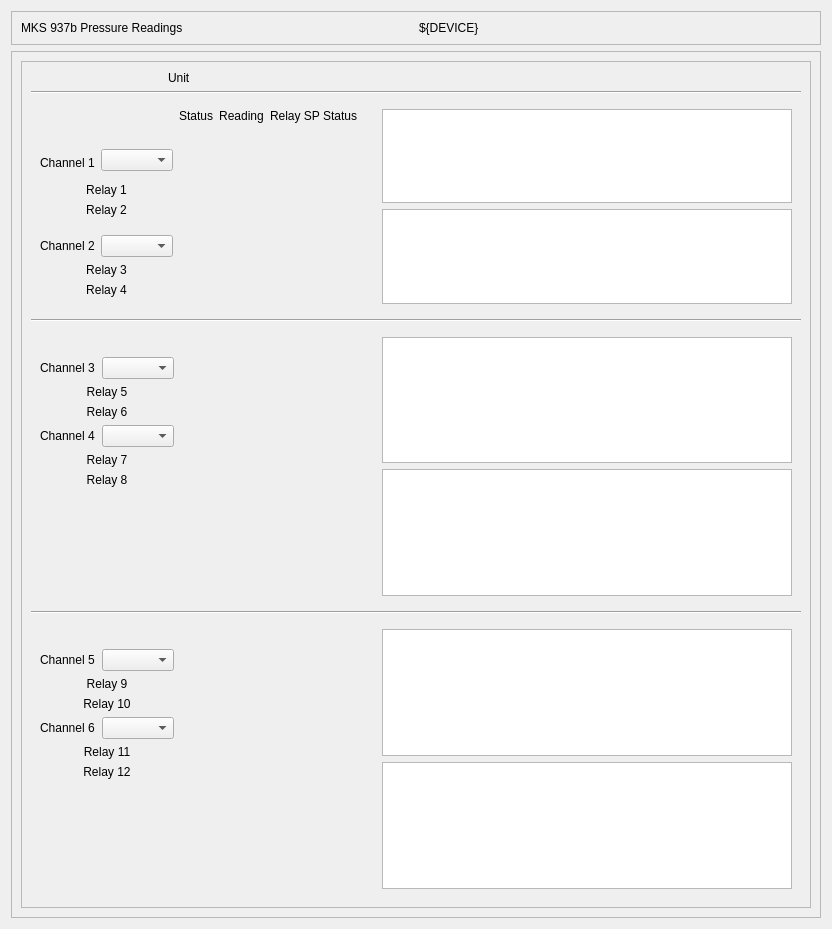
The window that ui/mks937b/pressure.ui (lnls-sirius/pydm-opi) describes before a commit, drawn with Qt 5.
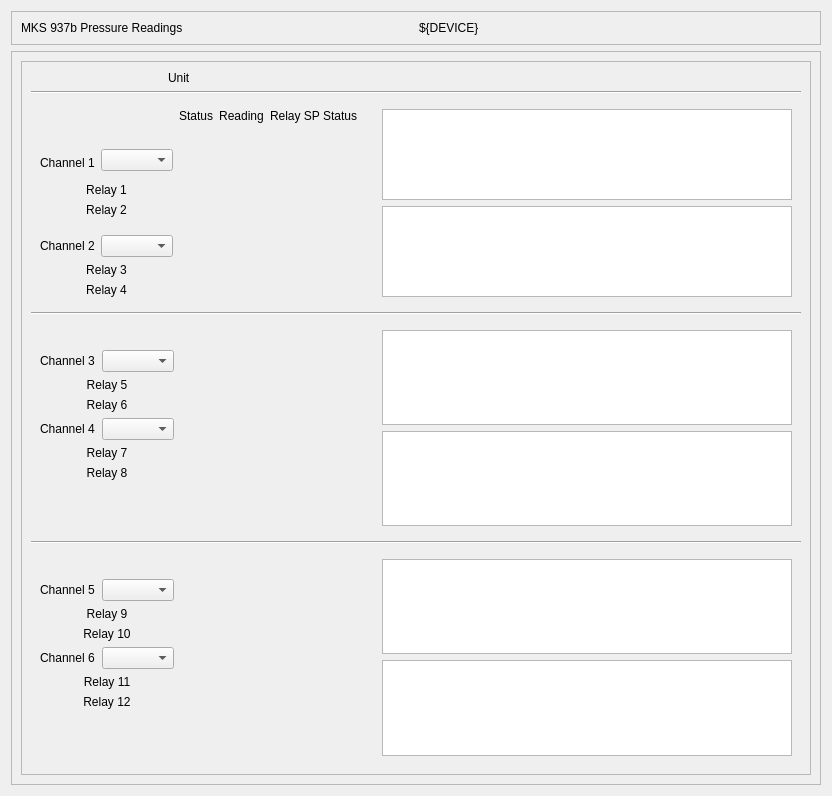
The same window after the commit. Custom widgets are drawn as their Qt base class.

Diff of the .ui file:
```diff
--- a/ui/mks937b/pressure.ui
+++ b/ui/mks937b/pressure.ui
@@ -7,7 +7,7 @@
     <x>0</x>
     <y>0</y>
     <width>832</width>
-    <height>929</height>
+    <height>796</height>
    </rect>
   </property>
   <property name="windowTitle">
@@ -53,9 +53,9 @@
       <property name="geometry">
        <rect>
         <x>0</x>
-        <y>0</y>
+        <y>-197</y>
         <width>796</width>
-        <height>887</height>
+        <height>933</height>
        </rect>
       </property>
       <layout class="QGridLayout" name="gridLayout_7">
```
Left out of the diff: 106 changed lines with no effect on the pictures.
